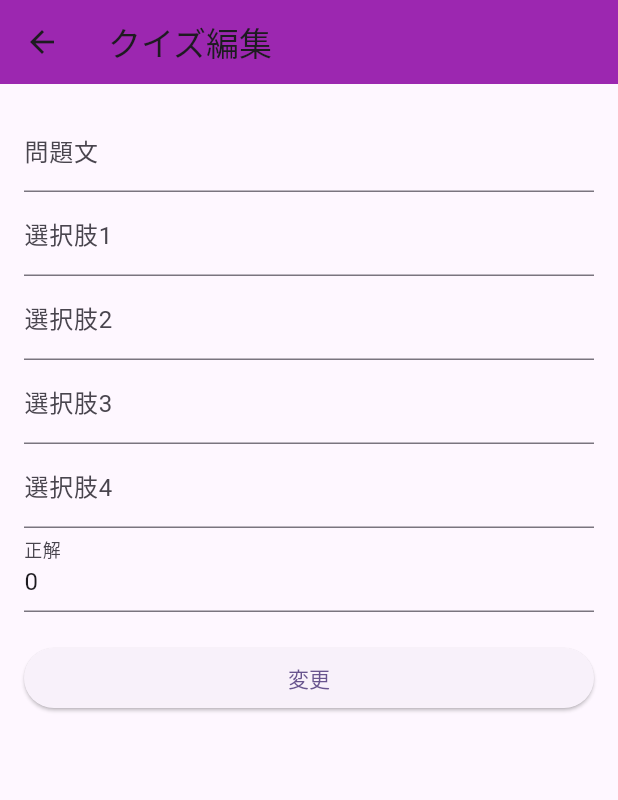
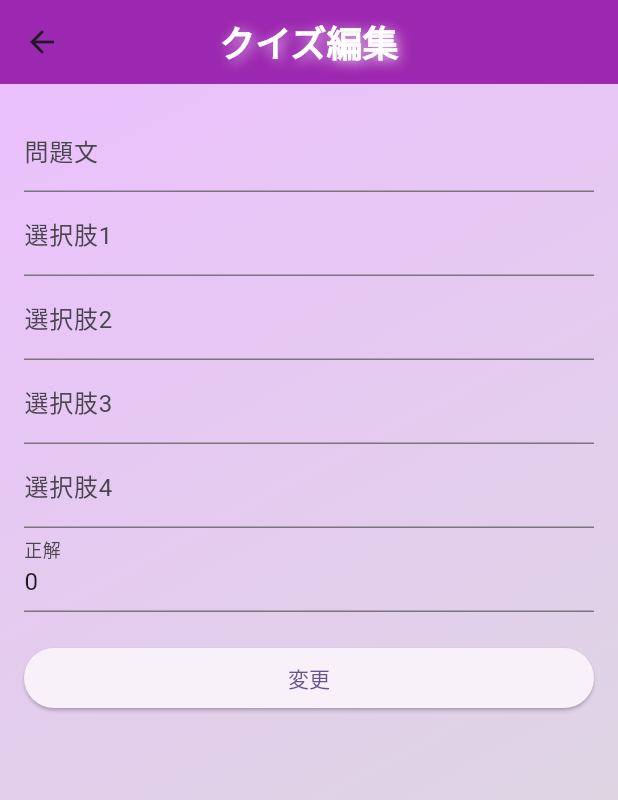
Before and after one commit to makoty-pg/susamin, a Flutter app: the QuizFormatScreen screen opened directly with empty values, on a phone screen of 412 x 824 dp. Shown: the top 800 px of the screen. Run offline on Flutter 3.47's test engine with Material 3 defaults, Android fonts, the phone set to English and light mode, and no system bars; our stand-ins replace flutter_datetime_picker_plus, sqflite; missing offline and left inert: alarm; accounts and stored records are empty.

Commit message:
quiz_format_screen background change

```diff
--- a/lib/quiz_format_screen.dart
+++ b/lib/quiz_format_screen.dart
@@ -85,14 +85,40 @@ class _QuizFormatScreenState extends State<QuizFormatScreen> {
   Widget build(BuildContext context) {
     return Scaffold(
       appBar: AppBar(
-        title: Text(widget.ele == null ? 'クイズ追加' : 'クイズ編集'),
+        title: Text(
+          widget.ele == null ? 'クイズ追加' : 'クイズ編集',
+          style: const TextStyle(
+            fontSize: 24, // 文字サイズ
+            fontWeight: FontWeight.bold, // 太字
+            color: Colors.white, // 白色
+            shadows: [
+              Shadow(
+                blurRadius: 10.0, // ぼかしの強さ
+                color: Colors.white70, // 透明感のある白い影
+                offset: Offset(2, 2), // 影の位置
+              ),
+            ],
+          ),
+        ),
         backgroundColor: Colors.purple,
+        centerTitle: true, // タイトルを中央揃え
       ),
-      body: Padding(
-        padding: const EdgeInsets.all(16.0),
-        child: Form(
-          key: _formKey,
-          child: ListView(
+
+      body: Container(
+      decoration: const BoxDecoration(
+      gradient: LinearGradient(
+    colors: [
+      Color(0xFFebc0fd), // ピンク系
+      Color(0xFFd9ded8)], //
+    begin: Alignment.topLeft,
+    end: Alignment.bottomRight,
+    ),
+    ),
+    child: Padding(
+    padding: const EdgeInsets.all(16.0),
+    child: Form(
+    key: _formKey,
+    child: ListView(
             children: [
               TextFormField(
                 controller: _questionController,
@@ -166,6 +192,7 @@ class _QuizFormatScreenState extends State<QuizFormatScreen> {
           ),
         ),
       ),
+      ),
     );
   }
 }
```
